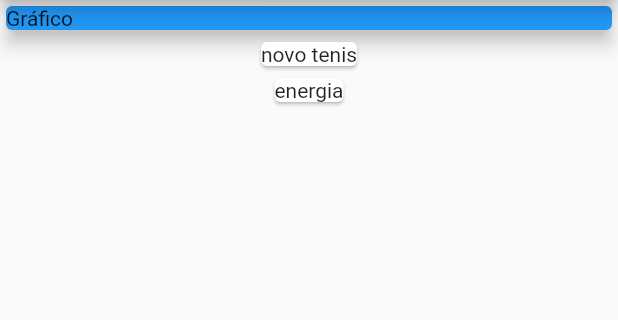
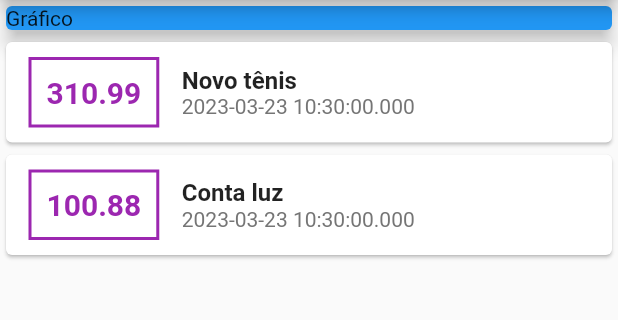
Before and after one commit to patrickkaic/OutlayApp, a Flutter app: the screen it shows after launch, on a phone screen of 412 x 824 dp, the part 84-404 px from its top. Run offline on Flutter 3.47's test engine with Material 2 defaults, Android fonts, the phone set to English and light mode, and no system bars.

Commit message:
added new columns, rows and container

```diff
--- a/lib/main.dart
+++ b/lib/main.dart
@@ -20,14 +20,14 @@
   final _transactions = [
     Trasnsactions(
       id: 't1',
-      title: 'novo tenis',
-      value: 310,
+      title: 'Novo tênis',
+      value: 310.99,
       date: DateTime.now(),
     ),
     Trasnsactions(
       id: 't2',
-      title: 'energia',
-      value: 100,
+      title: 'Conta luz',
+      value: 100.88,
       date: DateTime.now(),
     )
   ];
@@ -51,7 +51,48 @@
           Column(
               children: _transactions.map((tr) {
             return Card(
-              child: Text(tr.title),
+              child: Row(
+                children: [
+                  Container(
+                    margin: EdgeInsets.symmetric(
+                      horizontal: 15,
+                      vertical: 10,
+                    ),
+                    decoration: BoxDecoration(
+                        border: Border.all(
+                      color: Colors.purple,
+                      width: 2,
+                    )),
+                    padding: EdgeInsets.all(10),
+                    child: Text(
+                      tr.value.toString(),
+                      style: TextStyle(
+                        fontWeight: FontWeight.bold,
+                        fontSize: 20,
+                        color: Colors.purple,
+                      ),
+                    ),
+                  ),
+                  Column(
+                    crossAxisAlignment: CrossAxisAlignment.start,
+                    children: [
+                      Text(
+                        tr.title,
+                        style: TextStyle(
+                          fontWeight: FontWeight.bold,
+                          fontSize: 16,
+                        ),
+                      ),
+                      Text(
+                        tr.date.toString(),
+                        style: TextStyle(
+                          color: Colors.grey[600],
+                        ),
+                      ),
+                    ],
+                  )
+                ],
+              ),
             );
           }).toList()),
         ],
```
